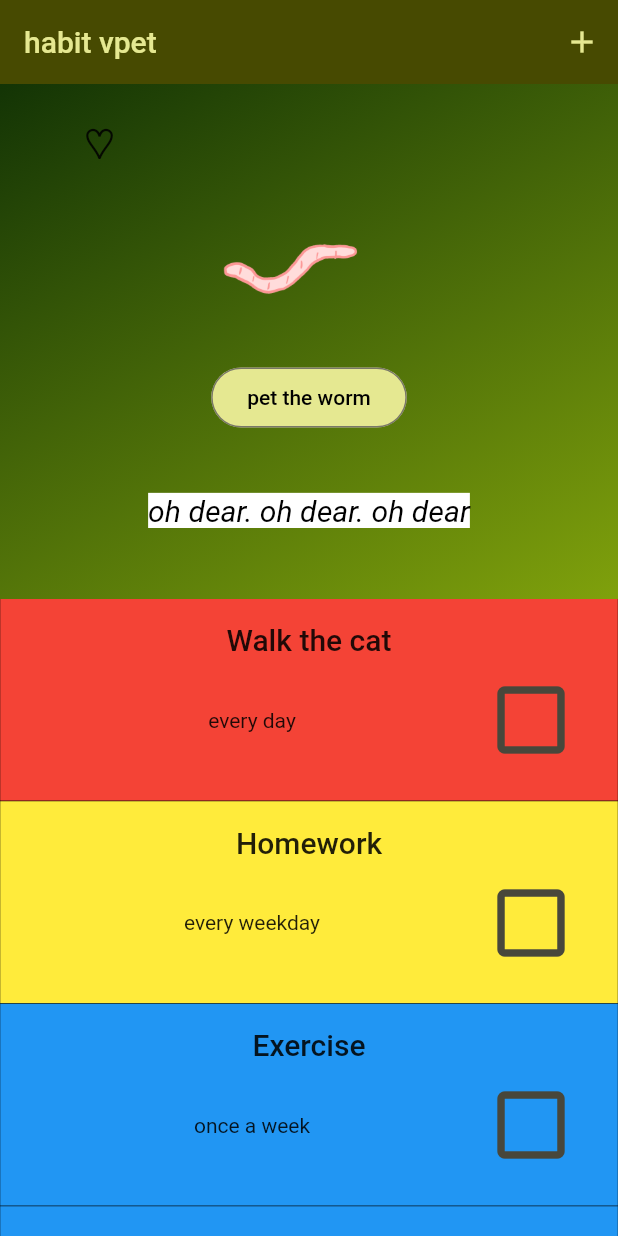
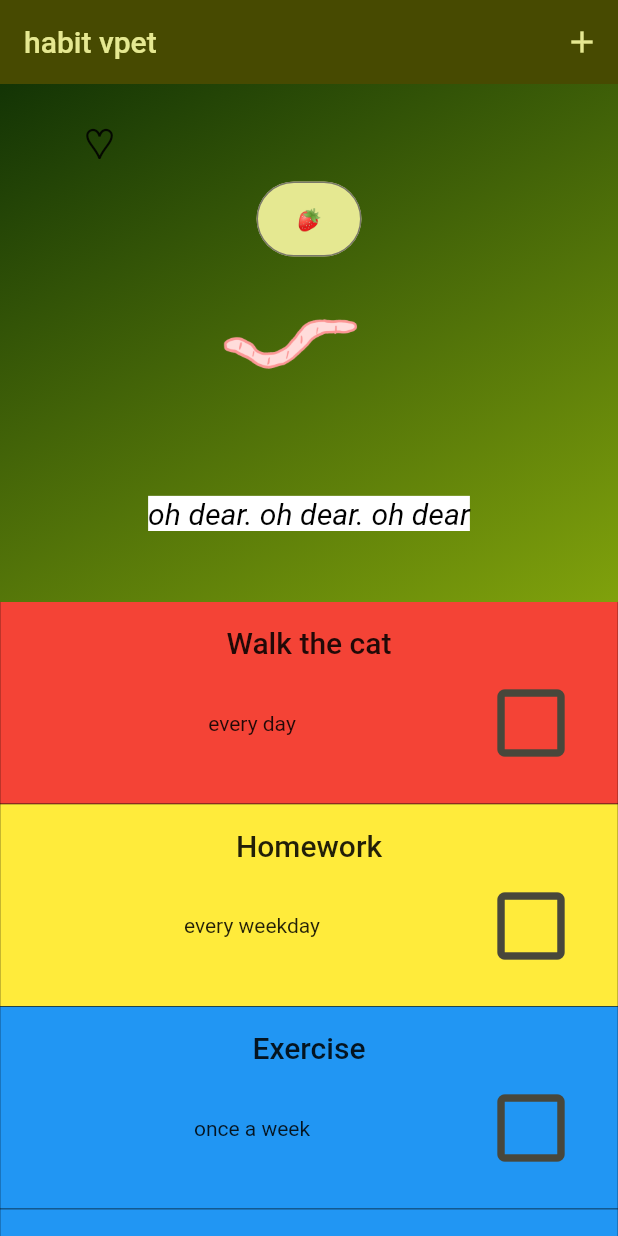
Before and after one commit to abbymachines/habit_vpet, a Flutter app: the screen it shows after launch, on a phone screen of 412 x 824 dp. Run offline on Flutter 3.47's test engine with Material 2 defaults, Android fonts, the phone set to English and light mode, and no system bars; our stand-ins replace flutter_riverpod.

Commit message:
edit change frame button

```diff
--- a/lib/widgets/pet/frame_changer.dart
+++ b/lib/widgets/pet/frame_changer.dart
@@ -27,13 +27,20 @@ class _FrameChangerState extends State<FrameChanger> {
     return Column(
       mainAxisSize: MainAxisSize.min,
       children: [
+        SizedBox(
+          height: 50,
+          width: 70,
+          child: OutlinedButton(
+            onPressed: _changeFrame,
+            child: const Text(
+              textAlign: TextAlign.center,
+              '🍓',
+            ),
+          ),
+        ),
         Pet(currentPetFrame),
         const SizedBox(
           height: 20,
-        ),
-        OutlinedButton(
-          onPressed: _changeFrame,
-          child: const Text('pet the worm'),
         ),
       ],
     );
```
